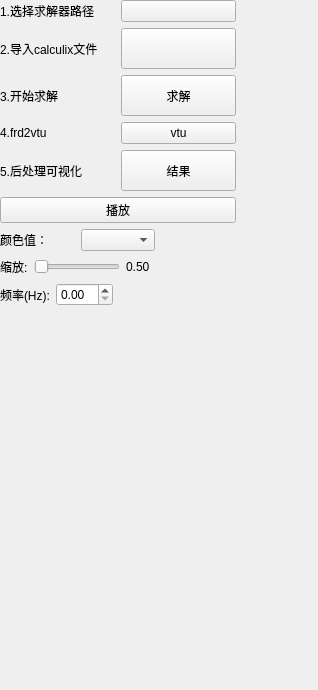
First picture: the form in starter/FENGSim/FEM/CalculixDockWidget.ui, repository ArvinShaffer/FENGSim, before the edit.
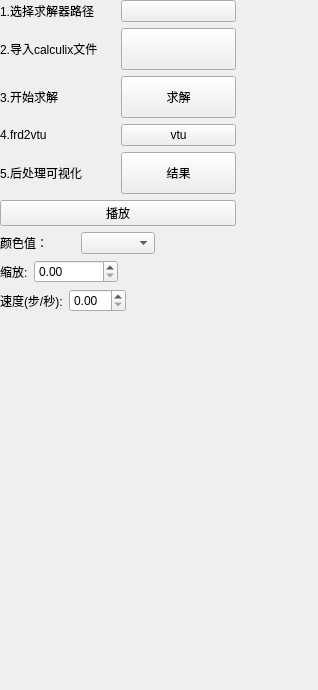
Second picture: the form after the edit. Icons and pictures are not drawn.

Diff of the .ui file:
```diff
--- a/starter/FENGSim/FEM/CalculixDockWidget.ui
+++ b/starter/FENGSim/FEM/CalculixDockWidget.ui
@@ -25,10 +25,10 @@
      <x>0</x>
      <y>0</y>
      <width>236</width>
-     <height>306</height>
+     <height>332</height>
     </rect>
    </property>
-   <layout class="QVBoxLayout" name="verticalLayout" stretch="0,0,0,0,0,0,0,0,0">
+   <layout class="QVBoxLayout" name="verticalLayout" stretch="0,0,0,0,0,0,0,0,0,0">
     <property name="sizeConstraint">
      <enum>QLayout::SetNoConstraint</enum>
     </property>
@@ -203,7 +203,7 @@
       <item>
        <widget class="QLabel" name="label_10">
         <property name="text">
-         <string> </string>
+         <string/>
         </property>
        </widget>
       </item>
@@ -219,19 +219,12 @@
        </widget>
       </item>
       <item>
-       <widget class="QSlider" name="horizontalSlider">
+       <widget class="QDoubleSpinBox" name="scale">
         <property name="maximum">
-         <number>200</number>
+         <double>100000.000000000000000</double>
         </property>
-        <property name="orientation">
-         <enum>Qt::Horizontal</enum>
-        </property>
-       </widget>
-      </item>
-      <item>
-       <widget class="QLabel" name="label_7">
-        <property name="text">
-         <string>0.50</string>
+        <property name="singleStep">
+         <double>10.000000000000000</double>
         </property>
        </widget>
       </item>
@@ -261,7 +254,7 @@
          </sizepolicy>
         </property>
         <property name="text">
-         <string>频率(Hz):</string>
+         <string>速度(步/秒):</string>
         </property>
        </widget>
       </item>
@@ -287,6 +280,13 @@
       </item>
      </layout>
     </item>
+    <item>
+     <widget class="QLabel" name="label_11">
+      <property name="text">
+       <string/>
+      </property>
+     </widget>
+    </item>
    </layout>
   </widget>
  </widget>
```
